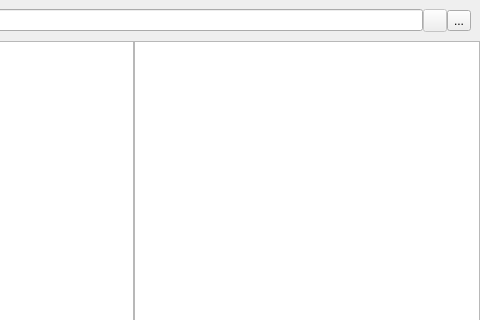
Qt form browsertab.ui (ikskuh/kristall) before a commit; both pictures show x 212 to 692 and y 0 to 320 of the 692 by 404 pixel window.
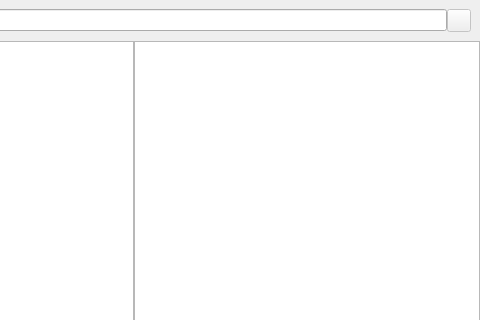
The same form after that commit. Icons and pictures are not drawn.

The edit to the form file:
```diff
--- a/browsertab.ui
+++ b/browsertab.ui
@@ -130,17 +130,6 @@
        </property>
       </widget>
      </item>
-     <item>
-      <widget class="QToolButton" name="menu_button">
-       <property name="text">
-        <string>...</string>
-       </property>
-       <property name="icon">
-        <iconset resource="icons.qrc">
-         <normaloff>:/icons/menu.svg</normaloff>:/icons/menu.svg</iconset>
-       </property>
-      </widget>
-     </item>
     </layout>
    </item>
    <item>
```
